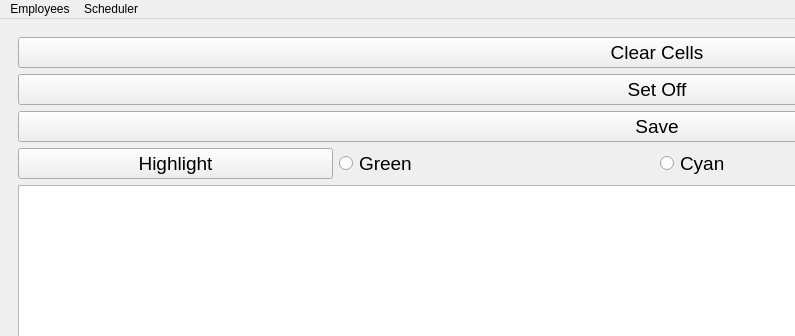
The window that mainwindow.ui (camwick/qdobaScheduler) describes before a commit, drawn with Qt 5; both pictures show x 0 to 795 and y 0 to 336 of the 1314 by 678 pixel window.
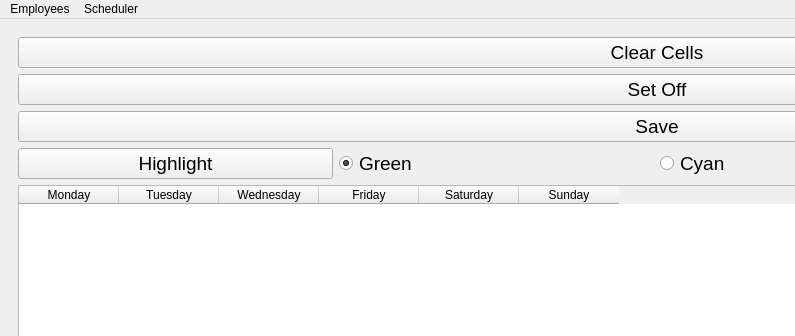
The same window after the commit. Icons and pictures are not drawn.

Commit message: radio buttons and highlight button

The edit to the form file:
```diff
--- a/mainwindow.ui
+++ b/mainwindow.ui
@@ -173,6 +173,9 @@
             <property name="text">
              <string>Green</string>
             </property>
+            <property name="checked">
+             <bool>true</bool>
+            </property>
            </widget>
           </item>
           <item>
@@ -192,7 +195,38 @@
          </layout>
         </item>
         <item>
-         <widget class="QTableWidget" name="tableWidget"/>
+         <widget class="QTableWidget" name="tableWidget">
+          <column>
+           <property name="text">
+            <string>Monday</string>
+           </property>
+          </column>
+          <column>
+           <property name="text">
+            <string>Tuesday</string>
+           </property>
+          </column>
+          <column>
+           <property name="text">
+            <string>Wednesday</string>
+           </property>
+          </column>
+          <column>
+           <property name="text">
+            <string>Friday</string>
+           </property>
+          </column>
+          <column>
+           <property name="text">
+            <string>Saturday</string>
+           </property>
+          </column>
+          <column>
+           <property name="text">
+            <string>Sunday</string>
+           </property>
+          </column>
+         </widget>
         </item>
        </layout>
       </widget>
```
Left out of the diff: 14 changed lines with no effect on the pictures. The commit also changes 2 other files.
